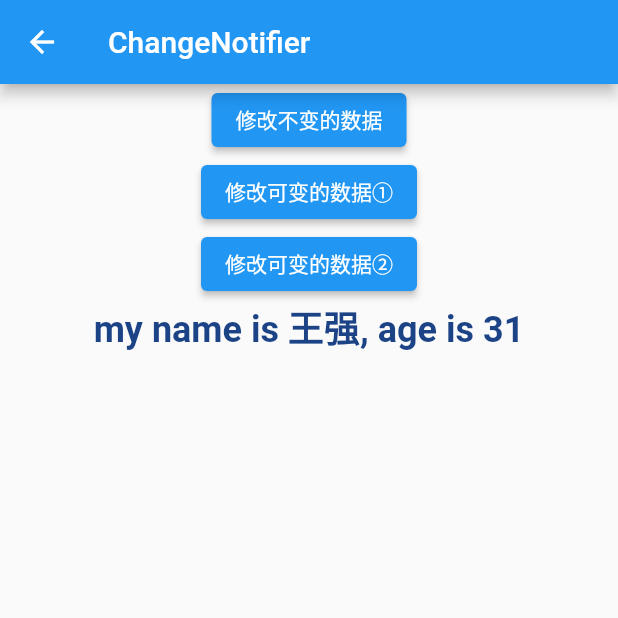
After one commit to zishabei/flutter_repository, a Flutter app: the screen it shows after launch, after a tap on "change notifier", on a phone screen of 412 x 824 dp, the top half of it. The commit adds this screen. Run offline on Flutter 3.47's test engine with Material 2 defaults, Android fonts, the light colour scheme and no system bars; our stand-ins replace camera, flutter_hooks, flutter_riverpod, hooks_riverpod, riverpod_annotation, video_player and 1 more; missing offline and left inert: wechat_assets_picker; generated files the repository leaves out were written again.

Commit message:
ChangeNotifier test

```diff
--- /dev/null
+++ b/lib/change_notifier.dart
@@ -0,0 +1,109 @@
+import 'dart:math';
+
+import 'package:flutter/material.dart';
+
+import 'widget/app_debug.dart';
+
+@immutable
+class Person {
+  final String name;
+  final int age;
+
+  const Person({required this.name, required this.age});
+
+  Person copyWith({String? name, int? age}) {
+    return Person(name: name ?? this.name, age: this.age);
+  }
+
+  @override
+  String toString() => 'my name is $name, age is $age';
+}
+
+class ChangeNotifierTest extends ChangeNotifier {
+  Person person;
+
+  ChangeNotifierTest({required this.person});
+
+  Person get value => person;
+
+  void setValueImmutable({required Person person}) {
+    if (this.person.hashCode == person.hashCode) return;
+    this.person = person;
+    notifyListeners();
+  }
+
+  void setValueMutable({required Person person}) {
+    this.person = person;
+    notifyListeners();
+  }
+}
+
+const _basePerson = Person(name: "王强", age: 31);
+
+class ChangeNotifierWidget extends StatelessWidget {
+  ChangeNotifierWidget({Key? key}) : super(key: key);
+
+  static Route get route {
+    return MaterialPageRoute(builder: (_) {
+      return ChangeNotifierWidget();
+    });
+  }
+
+  final personChangeNotifier = ChangeNotifierTest(person: _basePerson);
+
+  @override
+  Widget build(BuildContext context) {
+    return Scaffold(
+      appBar: AppBar(
+        title: const Text('ChangeNotifier'),
+      ),
+      body: Center(
+        child: Column(
+          children: [
+            /// 初始化时用的是_basePerson，此处重新设值还是用的_basePerson。
+            /// setValueImmutable不会触发notifier。
+            ElevatedButton(
+                onPressed: () {
+                  personChangeNotifier.setValueImmutable(person: _basePerson);
+                },
+                child: const Text("修改不变的数据")),
+
+            /// 初始化时用的是_basePerson，此处重新设值还是用的_basePerson。
+            /// setValueMutable会触发notifier。
+            ElevatedButton(
+                onPressed: () {
+                  personChangeNotifier.setValueMutable(person: _basePerson);
+                },
+                child: const Text("修改可变的数据①")),
+
+            /// 初始化时用的是_basePerson，此处重新设值时使用_basePerson的copyWith方法。
+            /// 此时不管使用setValueImmutable还是setValueMutable都会触发notifier。
+            ElevatedButton(
+                onPressed: () {
+                  personChangeNotifier.setValueImmutable(
+                      person: _basePerson.copyWith(name: "王志强"));
+                },
+                child: const Text("修改可变的数据②")),
+            AnimatedBuilder(
+              // [AnimatedBuilder] accepts any [Listenable] subtype.
+              animation: personChangeNotifier,
+              builder: (BuildContext context, Widget? child) {
+                AppDebug.log(
+                    "--------:${personChangeNotifier.value.toString()}");
+                return Text(
+                  personChangeNotifier.value.toString(),
+                  style: TextStyle(
+                      fontSize: 24,
+                      fontWeight: FontWeight.w600,
+                      color: Color(
+                        (Random().nextDouble() * 0xFFFFFF).toInt() << 0,
+                      ).withOpacity(1.0)),
+                );
+              },
+            ),
+          ],
+        ),
+      ),
+    );
+  }
+}
--- a/lib/main.dart
+++ b/lib/main.dart
@@ -16,6 +16,7 @@ import 'package:flutter_project/widget/widget/layout_test.dart';
 import 'package:hooks_riverpod/hooks_riverpod.dart';
 import 'package:wechat_assets_picker/wechat_assets_picker.dart';
 
+import 'change_notifier.dart';
 import 'widget/camera/camera_example_home.dart';
 import 'widget/widget/custom_material_button.dart';
 import 'widget/widget/textfield.dart';
@@ -66,7 +67,9 @@ class _MyHomePageState extends State<MyHomePage> {
         appBar: AppBar(
           title: Text(widget.title),
         ),
-        body: Container(
+        body: SingleChildScrollView(
+          child: Container(
+            padding: const EdgeInsets.only(top: 20, bottom: 40),
             alignment: Alignment.topCenter,
             child: Column(
               mainAxisAlignment: MainAxisAlignment.start,
@@ -141,6 +144,11 @@ class _MyHomePageState extends State<MyHomePage> {
                 const CustomMaterialButton(),
                 ElevatedButton(
                     onPressed: () async {
+                      Navigator.of(context).push(ChangeNotifierWidget.route);
+                    },
+                    child: const Text("change notifier")),
+                ElevatedButton(
+                    onPressed: () async {
                       Navigator.of(context).push(ValueNotifierTest.route);
                     },
                     child: const Text("value notifier")),
@@ -156,6 +164,7 @@ class _MyHomePageState extends State<MyHomePage> {
                     child: const Text("riverpod")),
               ],
             ),
+          ),
         ));
   }
 }
--- a/lib/value_notifier.dart
+++ b/lib/value_notifier.dart
@@ -1,4 +1,6 @@
 import 'package:flutter/material.dart';
+
+import 'widget/app_debug.dart';
 
 class ValueNotifierTest extends StatefulWidget {
   const ValueNotifierTest({Key? key}) : super(key: key);
@@ -28,7 +30,7 @@ class _ValueNotifierTestState extends State<ValueNotifierTest> {
             title: const Text('AnimatedBuilder example')),
         body: CounterBody(counterValueNotifier: _counter),
         floatingActionButton: FloatingActionButton(
-          onPressed: () => _counter.value++,
+          onPressed: () => _counter.value = 0,
           child: const Icon(Icons.add),
         ),
       ),
@@ -59,6 +61,8 @@ class CounterBody extends StatelessWidget {
             // [AnimatedBuilder] accepts any [Listenable] subtype.
             animation: counterValueNotifier,
             builder: (BuildContext context, Widget? child) {
+              AppDebug.log(
+                  "AnimatedBuilder counterValueNotifier.value:${counterValueNotifier.value}");
               return Text('${counterValueNotifier.value}');
             },
           ),
@@ -67,6 +71,8 @@ class CounterBody extends StatelessWidget {
             builder: (BuildContext context, int value, Widget? child) {
               // This builder will only get called when the counterValueNotifier
               // is updated.
+              AppDebug.log(
+                  "ValueListenableBuilder counterValueNotifier.value:${counterValueNotifier.value}");
               return Text('$value');
             },
             valueListenable: counterValueNotifier,
```
Also changed, not shown: pubspec.lock, 1 other file. Lines whose indentation alone changed are shown as unchanged.
